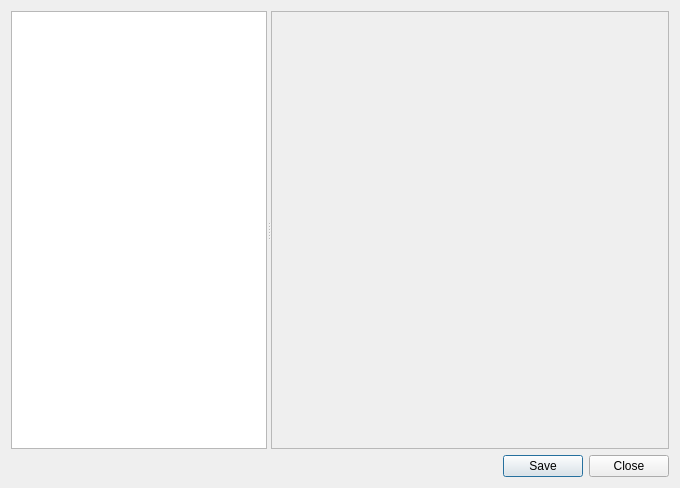
Old version of the form src/tools/screenshotcropper/screenshotcropperwindow.ui in the repository qt-creator/qt-creator.
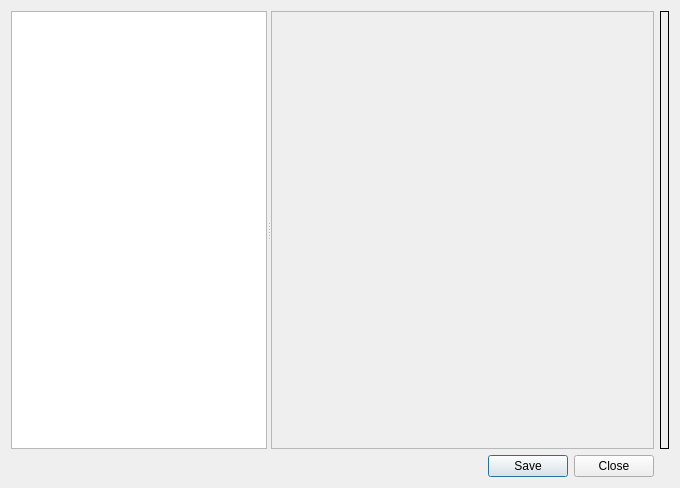
New version of the form. Custom widgets are drawn as their Qt base class.

```diff
--- a/src/tools/screenshotcropper/screenshotcropperwindow.ui
+++ b/src/tools/screenshotcropper/screenshotcropperwindow.ui
@@ -15,6 +15,13 @@
   </property>
   <widget class="QWidget" name="centralWidget">
    <layout class="QGridLayout" name="gridLayout">
+    <item row="1" column="0">
+     <widget class="QDialogButtonBox" name="m_buttonBox">
+      <property name="standardButtons">
+       <set>QDialogButtonBox::Close|QDialogButtonBox::Save</set>
+      </property>
+     </widget>
+    </item>
     <item row="0" column="0">
      <widget class="QSplitter" name="splitter">
       <property name="orientation">
@@ -43,29 +50,39 @@
          <rect>
           <x>0</x>
           <y>0</y>
-          <width>398</width>
-          <height>435</height>
+          <width>386</width>
+          <height>438</height>
          </rect>
         </property>
         <layout class="QHBoxLayout">
          <property name="spacing">
           <number>0</number>
          </property>
-         <property name="margin">
+         <property name="margin" stdset="0">
           <number>0</number>
          </property>
          <item>
-          <widget class="CropImageView" name="m_cropImageView" native="true"/>
+          <widget class="CropImageView" name="m_cropImageView" native="true">
+           <property name="sizePolicy">
+            <sizepolicy hsizetype="Minimum" vsizetype="Preferred">
+             <horstretch>1</horstretch>
+             <verstretch>0</verstretch>
+            </sizepolicy>
+           </property>
+          </widget>
          </item>
         </layout>
        </widget>
       </widget>
      </widget>
     </item>
-    <item row="1" column="0">
-     <widget class="QDialogButtonBox" name="m_buttonBox">
-      <property name="standardButtons">
-       <set>QDialogButtonBox::Close|QDialogButtonBox::Save</set>
+    <item row="0" column="1">
+     <widget class="QLabel" name="m_previewLabel">
+      <property name="frameShape">
+       <enum>QFrame::Box</enum>
+      </property>
+      <property name="text">
+       <string/>
       </property>
      </widget>
     </item>
```
